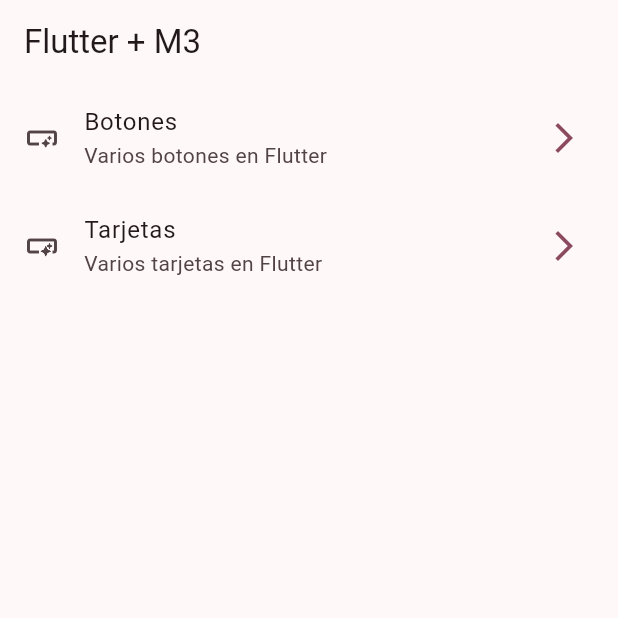
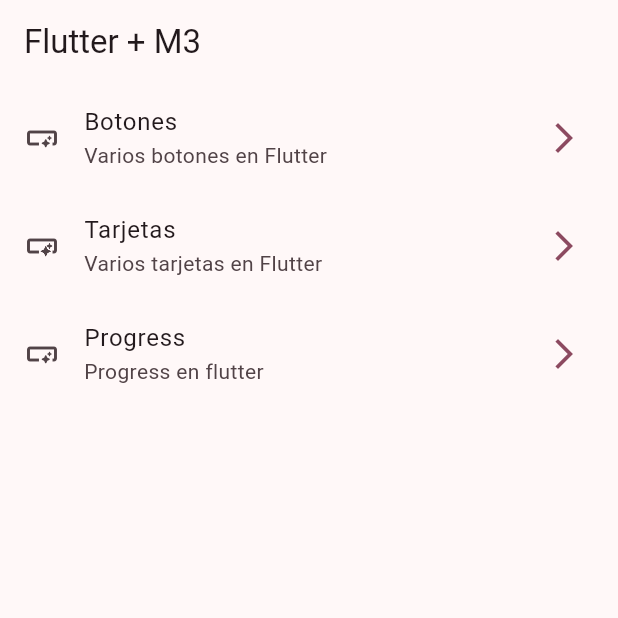
Before and after one commit to josemanuelmtz/jmmg_widget_app, a Flutter app: the screen it shows after launch, on a phone screen of 412 x 824 dp, the top half of it. Run offline on Flutter 3.47's test engine with Material 3 defaults, Android fonts, the phone set to English and light mode, and no system bars; our stand-ins replace go_router.

Commit message:
Configuración de Pantallas Restantes

```diff
--- a/lib/config/menu/menu_item.dart
+++ b/lib/config/menu/menu_item.dart
@@ -25,5 +25,12 @@
     subTitle: 'Varios tarjetas en Flutter',
     link: '/card',
     icon: Icons.smart_button_outlined
+  ),
+  MenuItem(
+    title: 'Progress',
+    subTitle: 'Progress en flutter',
+    link: '/Progress',
+    icon: Icons.smart_button_rounded
   )
+
 ];
--- a/lib/presentation/screens/screens.dart
+++ b/lib/presentation/screens/screens.dart
@@ -1,3 +1,9 @@
 export 'buttons/buttons_screen.dart';
 export 'cards/card_screen.dart';
 export 'home/home_screen.dart';
+export 'animated/animated_screen.dart';
+export 'app_tutorial/app_tutorial_screen.dart';
+export 'infinite_scrolls/infinite_scroll_screen.dart';
+export 'progress/progress_screen.dart';
+export 'ui_controlls/ui_controlls_screen.dart';
+export 'snackbar/snackbar_screen.dart';
```
Also changed, not shown: lib/presentation/screens/animated/animated_screen.dart (added, +10 -0 lines), lib/presentation/screens/app_tutorial/app_tutorial_screen.dart (added, +10 -0 lines), lib/presentation/screens/infinite_scrolls/infinite_scroll_screen.dart (added, +10 -0 lines), lib/presentation/screens/progress/progress_screen.dart (added, +10 -0 lines), lib/presentation/screens/snackbar/snackbar_screen.dart (added, +10 -0 lines), lib/presentation/screens/ui_controlls/ui_controlls_screen.dart (added, +10 -0 lines).
